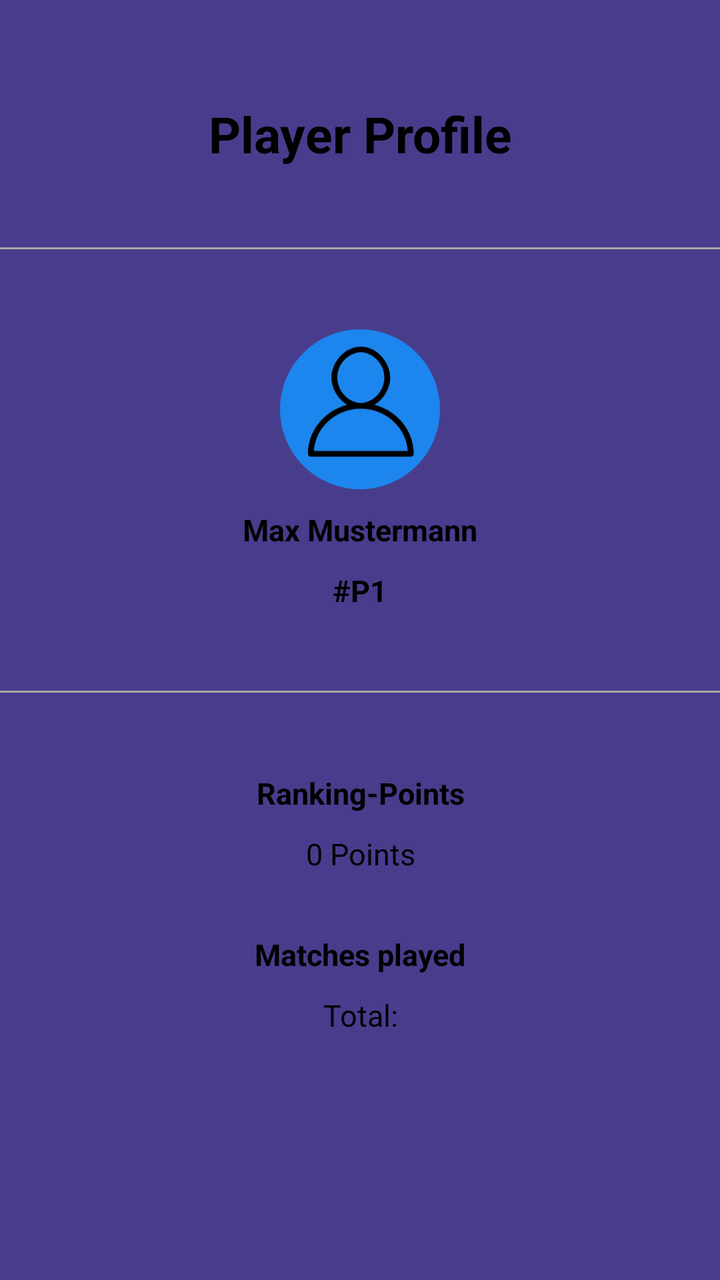
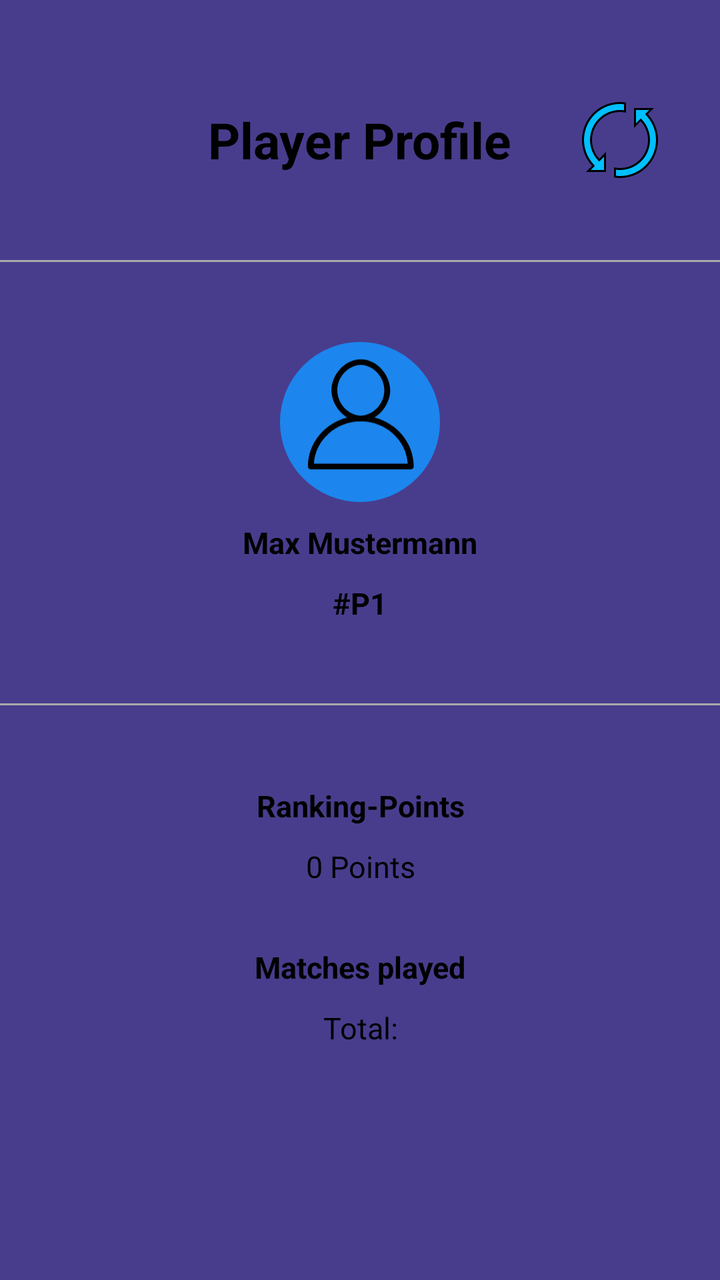

Before-and-after screenshots of an Android layout around one commit, followed by the original layout XML and the change that was made.
<!-- AndroidManifest.xml: application theme AppTheme -->
<!-- res/layout/fragment_playerinfo.xml -->
<?xml version="1.0" encoding="utf-8"?>
<ScrollView xmlns:android="http://schemas.android.com/apk/res/android"
    xmlns:tools="http://schemas.android.com/tools"
    android:layout_width="match_parent"
    android:layout_height="match_parent"
    android:background="#483D8D"
    tools:context=".statsFragments.MatchInfoFragment">

    <LinearLayout
        android:layout_width="match_parent"
        android:layout_height="wrap_content"
        android:orientation="vertical"
        android:paddingBottom="40dp">

        <TextView
            android:id="@+id/matchInfoTitle"
            android:layout_width="match_parent"
            android:layout_height="wrap_content"
            android:layout_gravity="center"
            android:layout_marginTop="50dp"
            android:text="Player Profile"
            android:textAlignment="center"
            android:textColor="#000"
            android:textSize="25sp"
            android:textStyle="bold" />

        <View
            android:layout_width="match_parent"
            android:layout_height="1dp"
            android:layout_marginTop="40dp"
            android:layout_marginBottom="40dp"
            android:background="@android:color/darker_gray" />

        <LinearLayout
            android:layout_width="wrap_content"
            android:layout_height="wrap_content"
            android:layout_gravity="center"
            android:gravity="center"
            android:orientation="vertical">

            <RelativeLayout
                android:id="@+id/team1player1icon"
                android:layout_width="80dp"
                android:layout_height="80dp"
                android:layout_gravity="center"
                android:background="@drawable/round_corners_shape">

                <ImageView
                    android:layout_width="70dp"
                    android:layout_height="70dp"
                    android:src="@drawable/ic_default_profile_24"
                    android:translationX="5dp" />
            </RelativeLayout>

            <TextView
                android:id="@+id/playerName"
                android:layout_width="wrap_content"
                android:layout_height="wrap_content"
                android:layout_gravity="center"
                android:layout_marginTop="10dp"
                android:text="Max Mustermann"
                android:textColor="#000"
                android:textSize="15sp"
                android:textStyle="bold"/>

            <TextView
                android:id="@+id/playerID"
                android:layout_width="wrap_content"
                android:layout_height="wrap_content"
                android:layout_gravity="center"
                android:layout_marginTop="10dp"
                android:text="#P1"
                android:textColor="#000"
                android:textSize="15sp"
                android:textStyle="bold"/>

        </LinearLayout>

        <View
            android:layout_width="match_parent"
            android:layout_height="1dp"
            android:layout_marginTop="40dp"
            android:layout_marginBottom="40dp"
            android:background="@android:color/darker_gray" />

        <TextView
            android:layout_width="match_parent"
            android:layout_height="wrap_content"
            android:text="Ranking-Points"
            android:textAlignment="center"
            android:textColor="#000"
            android:textSize="15sp"
            android:textStyle="bold" />

        <TextView
            android:id="@+id/rankingPoints"
            android:layout_width="match_parent"
            android:layout_height="wrap_content"
            android:layout_marginTop="10dp"
            android:text="0 Points"
            android:textAlignment="center"
            android:textColor="#000"
            android:textSize="15sp" />

        <TextView
            android:layout_width="match_parent"
            android:layout_height="wrap_content"
            android:layout_marginTop="30dp"
            android:text="Matches played"
            android:textAlignment="center"
            android:textColor="#000"
            android:textSize="15sp"
            android:textStyle="bold" />

        <TextView
            android:id="@+id/matchesPlayed"
            android:layout_width="match_parent"
            android:layout_height="wrap_content"
            android:layout_marginTop="10dp"
            android:text="Total:"
            android:textAlignment="center"
            android:textColor="#000"
            android:textSize="15sp" />

        <TextView
            android:layout_width="match_parent"
            android:layout_height="wrap_content"
            android:layout_marginTop="30dp"
            android:text="Team Number"
            android:textAlignment="center"
            android:textColor="#000"
            android:textSize="15sp"
            android:textStyle="bold"
            android:visibility="gone"/>

        <TextView
            android:id="@+id/teamNumber"
            android:layout_width="match_parent"
            android:layout_height="wrap_content"
            android:layout_marginTop="10dp"
            android:text="Currently not in a team"
            android:textAlignment="center"
            android:textColor="#000"
            android:textSize="15sp"
            android:visibility="gone"/>

        <TextView
            android:layout_width="match_parent"
            android:layout_height="wrap_content"
            android:layout_marginTop="30dp"
            android:text="Main hand"
            android:textAlignment="center"
            android:textColor="#000"
            android:textSize="15sp"
            android:textStyle="bold"
            android:visibility="gone"/>

        <TextView
            android:id="@+id/mainHand"
            android:layout_width="match_parent"
            android:layout_height="wrap_content"
            android:layout_marginTop="10dp"
            android:text="Unknown"
            android:textAlignment="center"
            android:textColor="#000"
            android:textSize="15sp"
            android:visibility="gone"/>

    </LinearLayout>

</ScrollView>
<!-- resources referenced by this layout -->
<resources>
  <!-- drawable ic_default_profile_24 (drawable) -->
  <vector android:height="24dp" android:tint="#000000"
      android:viewportHeight="20" android:viewportWidth="20"
      android:width="25dp" xmlns:android="http://schemas.android.com/apk/res/android">
  
      <path android:fillColor="@android:color/white" android:pathData="M12.075,10.812c1.358-0.853,2.242-2.507,2.242-4.037c0-2.181-1.795-4.618-4.198-4.618S5.921,4.594,5.921,6.775c0,1.53,0.884,3.185,2.242,4.037c-3.222,0.865-5.6,3.807-5.6,7.298c0,0.23,0.189,0.42,0.42,0.42h14.273c0.23,0,0.42-0.189,0.42-0.42C17.676,14.619,15.297,11.677,12.075,10.812 M6.761,6.775c0-2.162,1.773-3.778,3.358-3.778s3.359,1.616,3.359,3.778c0,2.162-1.774,3.778-3.359,3.778S6.761,8.937,6.761,6.775 M3.415,17.69c0.218-3.51,3.142-6.297,6.704-6.297c3.562,0,6.486,2.787,6.705,6.297H3.415z"/>
  </vector>
  <!-- drawable round_corners_shape (drawable) -->
  <?xml version="1.0" encoding="utf-8"?>
  <shape xmlns:android="http://schemas.android.com/apk/res/android">
      <corners android:radius="300dp" />
      <solid android:color="#1C86EE"/>
      <stroke android:color="#1C86EE" android:width="10dp"/>
  </shape>
  <style name="AppTheme" parent="Theme.AppCompat.Light.NoActionBar">
          
          <item name="colorPrimary">@color/colorPrimary</item>
          <item name="colorPrimaryDark">@color/colorPrimaryDark</item>
          <item name="colorAccent">@color/colorAccent</item>
      </style>
  <color name="colorPrimary">#6200EE</color>
  <color name="colorPrimaryDark">#00BFFF</color>
  <color name="colorAccent">#03DAC5</color>
</resources>

<!-- the commit's change to res/layout/fragment_playerinfo.xml (unified diff, before → after) -->
@@ -12,17 +12,32 @@
         android:orientation="vertical"
         android:paddingBottom="40dp">
 
-        <TextView
-            android:id="@+id/matchInfoTitle"
+        <RelativeLayout
             android:layout_width="match_parent"
             android:layout_height="wrap_content"
-            android:layout_gravity="center"
-            android:layout_marginTop="50dp"
-            android:text="Player Profile"
-            android:textAlignment="center"
-            android:textColor="#000"
-            android:textSize="25sp"
-            android:textStyle="bold" />
+            android:layout_marginTop="50dp">
+
+            <TextView
+                android:id="@+id/matchInfoTitle"
+                android:layout_width="wrap_content"
+                android:layout_height="wrap_content"
+                android:layout_centerInParent="true"
+                android:text="Player Profile"
+                android:textAlignment="center"
+                android:textColor="#000"
+                android:textSize="25sp"
+                android:textStyle="bold" />
+
+            <ImageView
+                android:id="@+id/reloadImage"
+                android:layout_width="40dp"
+                android:layout_height="40dp"
+                android:layout_centerInParent="true"
+                android:src="@drawable/reload_icon"
+                android:layout_alignParentEnd="true"
+                android:layout_marginEnd="30dp"/>
+
+        </RelativeLayout>
 
         <View
             android:layout_width="match_parent"
@@ -61,7 +76,7 @@
                 android:text="Max Mustermann"
                 android:textColor="#000"
                 android:textSize="15sp"
-                android:textStyle="bold"/>
+                android:textStyle="bold" />
 
             <TextView
                 android:id="@+id/playerID"
@@ -72,7 +87,7 @@
                 android:text="#P1"
                 android:textColor="#000"
                 android:textSize="15sp"
-                android:textStyle="bold"/>
+                android:textStyle="bold" />
 
         </LinearLayout>
 
@@ -131,7 +146,7 @@
             android:textColor="#000"
             android:textSize="15sp"
             android:textStyle="bold"
-            android:visibility="gone"/>
+            android:visibility="gone" />
 
         <TextView
             android:id="@+id/teamNumber"
@@ -142,7 +157,7 @@
             android:textAlignment="center"
             android:textColor="#000"
             android:textSize="15sp"
-            android:visibility="gone"/>
+            android:visibility="gone" />
 
         <TextView
             android:layout_width="match_parent"
@@ -153,7 +168,7 @@
             android:textColor="#000"
             android:textSize="15sp"
             android:textStyle="bold"
-            android:visibility="gone"/>
+            android:visibility="gone" />
 
         <TextView
             android:id="@+id/mainHand"
@@ -164,8 +179,6 @@
             android:textAlignment="center"
             android:textColor="#000"
             android:textSize="15sp"
-            android:visibility="gone"/>
-
+            android:visibility="gone" />
     </LinearLayout>
-
 </ScrollView>
<!-- resource entries referenced after the edit -->
@@ -7,6 +7,17 @@
   
       <path android:fillColor="@android:color/white" android:pathData="M12.075,10.812c1.358-0.853,2.242-2.507,2.242-4.037c0-2.181-1.795-4.618-4.198-4.618S5.921,4.594,5.921,6.775c0,1.53,0.884,3.185,2.242,4.037c-3.222,0.865-5.6,3.807-5.6,7.298c0,0.23,0.189,0.42,0.42,0.42h14.273c0.23,0,0.42-0.189,0.42-0.42C17.676,14.619,15.297,11.677,12.075,10.812 M6.761,6.775c0-2.162,1.773-3.778,3.358-3.778s3.359,1.616,3.359,3.778c0,2.162-1.774,3.778-3.359,3.778S6.761,8.937,6.761,6.775 M3.415,17.69c0.218-3.51,3.142-6.297,6.704-6.297c3.562,0,6.486,2.787,6.705,6.297H3.415z"/>
   </vector>
+  <!-- drawable reload_icon (drawable) -->
+  <vector xmlns:android="http://schemas.android.com/apk/res/android"
+      android:width="200dp"
+      android:height="200dp"
+      android:viewportWidth="40"
+      android:viewportHeight="40">
+      <path android:fillColor="#00BFFF" android:pathData="M4.207,35.5l2.573-2.574l-0.328-0.353C3.259,29.143,1.5,24.677,1.5,20C1.5,9.799,9.799,1.5,20,1.5 c0.776,0,1.598,0.062,2.5,0.19v4.032C21.661,5.575,20.823,5.5,20,5.5C12.005,5.5,5.5,12.005,5.5,20 c0,3.578,1.337,7.023,3.765,9.701l0.353,0.389l2.883-2.883V35.5H4.207z"/>
+      <path android:fillColor="#000000" android:pathData="M20,2c0.627,0,1.287,0.042,2,0.129v3.009C21.33,5.046,20.661,5,20,5C11.729,5,5,11.729,5,20 c0,3.702,1.383,7.267,3.894,10.037l0.705,0.778l0.743-0.743L12,28.414V35H5.414l1.379-1.379l0.682-0.682l-0.657-0.706 C3.711,28.895,2,24.551,2,20C2,10.075,10.075,2,20,2 M20,1C9.507,1,1,9.507,1,20c0,4.994,1.934,9.527,5.086,12.914L3,36h10V26 l-3.365,3.365C7.387,26.885,6,23.612,6,20c0-7.732,6.268-14,14-14c1.031,0,2.033,0.119,3,0.33V1.259C22.02,1.104,21.023,1,20,1 L20,1z"/>
+      <path android:fillColor="#00BFFF" android:pathData="M20,38.5c-0.776,0-1.598-0.062-2.5-0.19v-4.032c0.839,0.147,1.677,0.222,2.5,0.222 c7.995,0,14.5-6.505,14.5-14.5c0-3.583-1.336-7.03-3.761-9.706l-0.353-0.389L27.5,12.793V4.5h8.293l-2.581,2.582l0.328,0.354 C36.738,10.872,38.5,15.334,38.5,20C38.5,30.201,30.201,38.5,20,38.5z"/>
+      <path android:fillColor="#000000" android:pathData="M34.586,5l-1.387,1.387l-0.682,0.682l0.657,0.706C36.286,11.119,38,15.461,38,20 c0,9.925-8.075,18-18,18c-0.627,0-1.287-0.042-2-0.129v-3.009C18.67,34.954,19.339,35,20,35c8.271,0,15-6.729,15-15 c0-3.708-1.381-7.274-3.89-10.041l-0.705-0.778l-0.743,0.743L28,11.586V5H34.586 M37,4H27v10l3.369-3.369 C32.618,13.111,34,16.388,34,20c0,7.732-6.268,14-14,14c-1.031,0-2.033-0.119-3-0.33v5.071C17.98,38.896,18.977,39,20,39 c10.493,0,19-8.507,19-19c0-4.993-1.942-9.519-5.094-12.906L37,4L37,4z"/>
+      </vector>
   <!-- drawable round_corners_shape (drawable) -->
   <?xml version="1.0" encoding="utf-8"?>
   <shape xmlns:android="http://schemas.android.com/apk/res/android">
